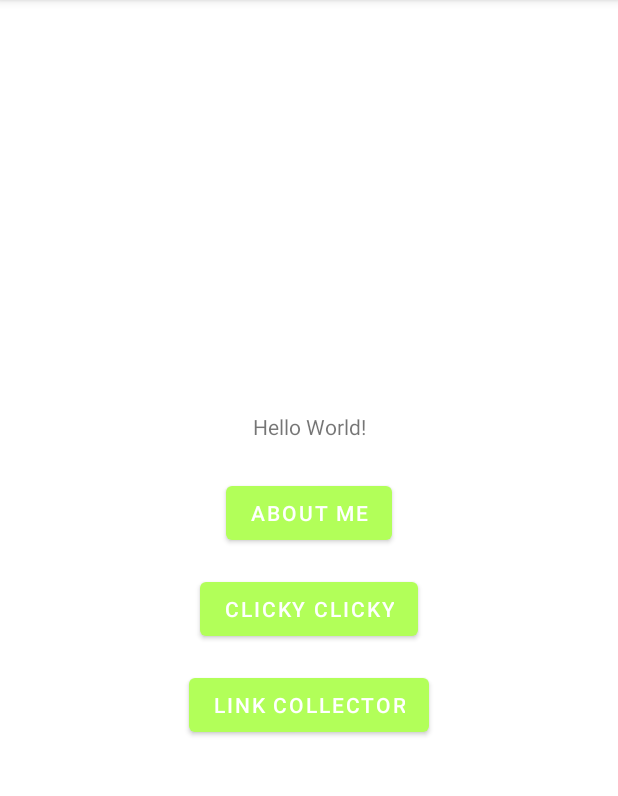
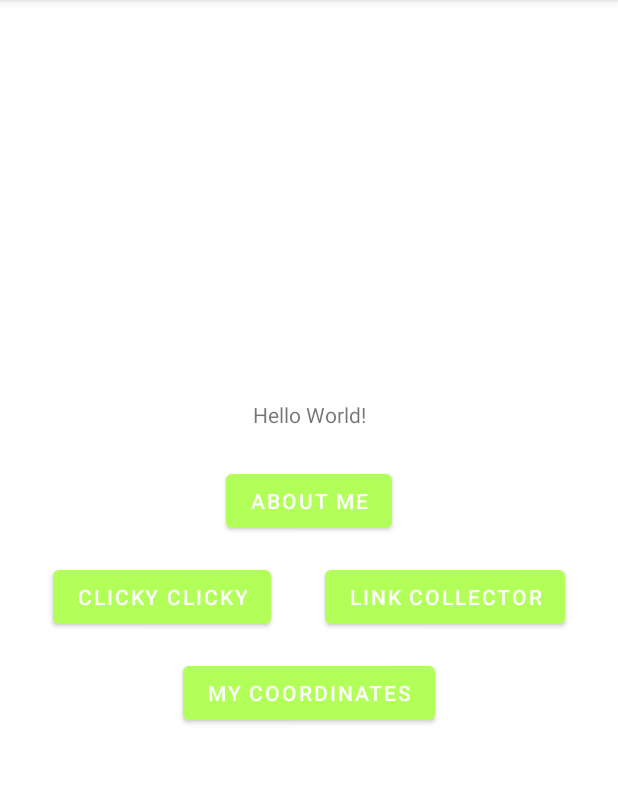
Before and after one commit to jamesocoder/cs5520, an Android app: the screen it shows after launch (MainActivity), on a phone screen of 412 x 824 dp, the part 84-880 px from its top. Run offline under Robolectric (Android 15) with nearby library versions, the phone set to English and light mode, and no system bars.

Commit message:
A05 layout_main done

```diff
--- a/app/src/main/java/edu/neu/madcourse/numad22sp_jamesouk/MainActivity.java
+++ b/app/src/main/java/edu/neu/madcourse/numad22sp_jamesouk/MainActivity.java
@@ -36,6 +36,9 @@ public class MainActivity extends AppCompatActivity {
             case R.id.a04:
                 launch = new Intent(this, A04Main.class);
                 break;
+            case R.id.a05:
+                launch = new Intent(this, A05Main.class);
+                break;
             default:
                 return;
         }
--- a/app/src/main/res/layout/activity_main.xml
+++ b/app/src/main/res/layout/activity_main.xml
@@ -38,9 +38,8 @@
         android:layout_marginTop="16dp"
         android:onClick="onClick"
         android:text="@string/a03"
-        app:layout_constraintBottom_toTopOf="@+id/a04"
-        app:layout_constraintEnd_toEndOf="parent"
-        app:layout_constraintHorizontal_bias="0.5"
+        app:layout_constraintBottom_toTopOf="@id/a05"
+        app:layout_constraintEnd_toStartOf="@id/a04"
         app:layout_constraintStart_toStartOf="parent"
         app:layout_constraintTop_toBottomOf="@+id/a01" />
 
@@ -48,13 +47,22 @@
         android:id="@+id/a04"
         android:layout_width="wrap_content"
         android:layout_height="wrap_content"
-        android:layout_marginTop="16dp"
         android:onClick="onClick"
         android:text="@string/a04"
+        app:layout_constraintEnd_toEndOf="parent"
+        app:layout_constraintStart_toEndOf="@id/a03"
+        app:layout_constraintTop_toTopOf="@+id/a03" />
+
+    <Button
+        android:id="@+id/a05"
+        android:layout_width="wrap_content"
+        android:layout_height="wrap_content"
+        android:onClick="onClick"
+        android:text="@string/a05"
+        android:layout_marginVertical="16dp"
+        app:layout_constraintTop_toBottomOf="@id/a03"
         app:layout_constraintBottom_toBottomOf="parent"
-        app:layout_constraintEnd_toEndOf="parent"
-        app:layout_constraintHorizontal_bias="0.5"
         app:layout_constraintStart_toStartOf="parent"
-        app:layout_constraintTop_toBottomOf="@+id/a03" />
+        app:layout_constraintEnd_toEndOf="parent"/>
 
 </androidx.constraintlayout.widget.ConstraintLayout>
```
Also changed, not shown: app/src/main/AndroidManifest.xml (+12 -8 lines), app/src/main/java/edu/neu/madcourse/numad22sp_jamesouk/A05Main.java (added, +14 -0 lines), app/src/main/res/layout/a05_activity_main.xml (added, +64 -0 lines), app/src/main/res/values/strings.xml (+6 -2 lines).
